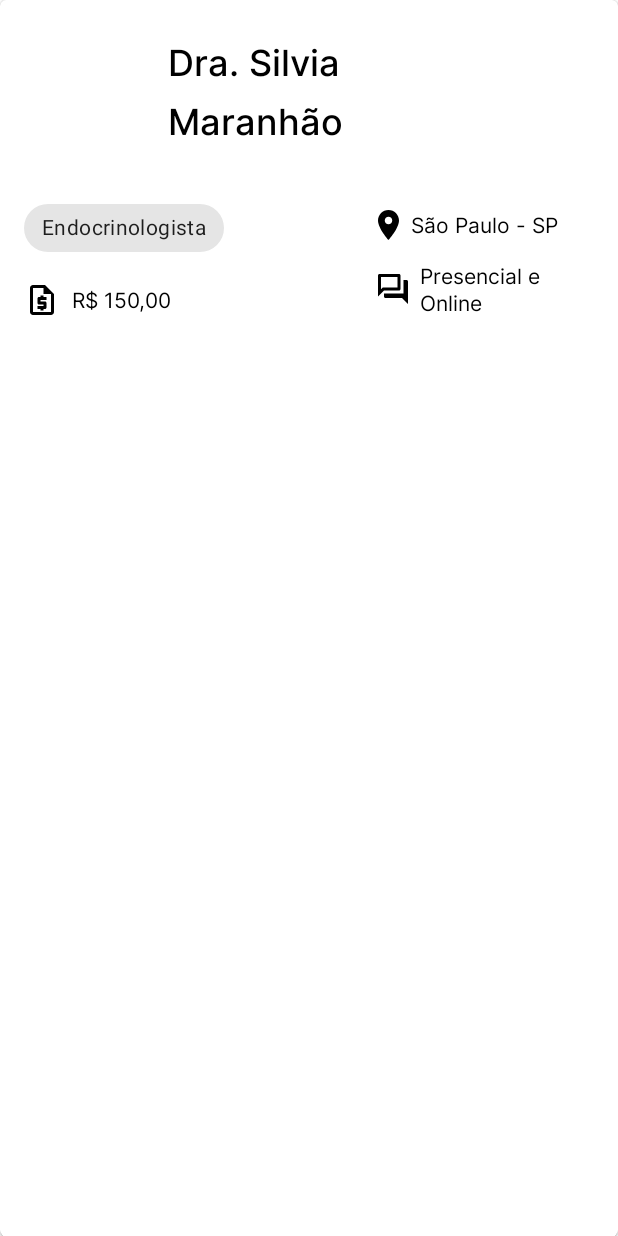
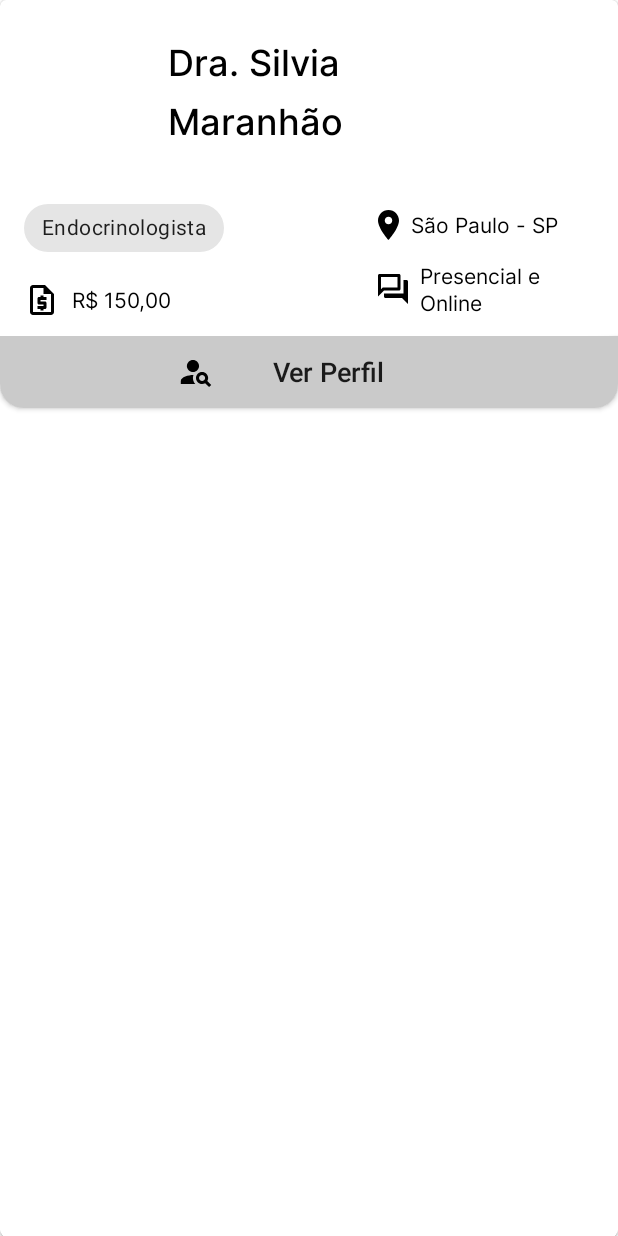
Before and after one commit to Time-07/app-android, an Android app: the layout items_cardview.xml on its own in the app's theme, with its tools: preview values and no code run, on a phone screen of 412 x 824 dp. Run offline under Robolectric (Android 15) with nearby library versions, the phone set to English and light mode, and no system bars.

Commit message:
adding button on cardview

```diff
--- /dev/null
+++ b/app/src/main/res/drawable/ic_baseline_person_search.xml
@@ -0,0 +1,12 @@
+<vector xmlns:android="http://schemas.android.com/apk/res/android"
+    android:width="25dp"
+    android:height="24dp"
+    android:viewportWidth="25"
+    android:viewportHeight="24">
+  <path
+      android:pathData="M10.5,12C12.7091,12 14.5,10.2091 14.5,8C14.5,5.7909 12.7091,4 10.5,4C8.2909,4 6.5,5.7909 6.5,8C6.5,10.2091 8.2909,12 10.5,12Z"
+      android:fillColor="#000000"/>
+  <path
+      android:pathData="M10.85,14.01C8.12,13.91 2.5,15.27 2.5,18V20H12.04C9.57,17.24 10.81,14.11 10.85,14.01ZM19.93,18.02C20.29,17.43 20.5,16.74 20.5,16C20.5,13.79 18.71,12 16.5,12C14.29,12 12.5,13.79 12.5,16C12.5,18.21 14.29,20 16.5,20C17.24,20 17.93,19.78 18.52,19.43L21.09,22L22.5,20.59L19.93,18.02ZM16.5,18C15.4,18 14.5,17.1 14.5,16C14.5,14.9 15.4,14 16.5,14C17.6,14 18.5,14.9 18.5,16C18.5,17.1 17.6,18 16.5,18Z"
+      android:fillColor="#000000"/>
+</vector>
--- /dev/null
+++ b/app/src/main/res/drawable/see_profile_button_background.xml
@@ -0,0 +1,11 @@
+<?xml version="1.0" encoding="utf-8"?>
+<selector xmlns:android="http://schemas.android.com/apk/res/android">
+
+    <item>
+        <shape android:shape="rectangle">
+            <solid android:color="#CACACA"/>
+            <corners android:bottomRightRadius="16dp" android:bottomLeftRadius="16dp"/>
+        </shape>
+    </item>
+
+</selector>
--- a/app/src/main/res/layout/items_cardview.xml
+++ b/app/src/main/res/layout/items_cardview.xml
@@ -99,6 +99,22 @@
             app:layout_constraintTop_toTopOf="parent"
             tools:text="Dra. Silvia\nMaranhão" />
 
+        <androidx.appcompat.widget.AppCompatButton
+            android:id="@+id/seeProfileButton"
+            android:layout_width="0dp"
+            android:layout_height="wrap_content"
+            android:background="@drawable/see_profile_button_background"
+            android:drawableStart="@drawable/ic_baseline_person_search"
+            android:paddingStart="118dp"
+            android:paddingEnd="118dp"
+            android:layout_marginTop="128dp"
+            android:textSize="18sp"
+            android:text="@string/see_profile_string"
+            android:textAllCaps="false"
+            app:layout_constraintTop_toBottomOf="@id/profileImg"
+            app:layout_constraintStart_toStartOf="@id/guidelineBeginCardView"
+            app:layout_constraintEnd_toEndOf="@id/guidelineEndCardView"/>
+
 
         <androidx.constraintlayout.widget.Guideline
             android:id="@+id/guidelineBeginCardView"
--- a/app/src/main/res/values/colors.xml
+++ b/app/src/main/res/values/colors.xml
@@ -8,7 +8,7 @@
     <color name="teal_700">#FF018786</color>
     <color name="black">#FF000000</color>
     <color name="white">#FFFFFFFF</color>
-    <color name="color_sing_up_hint">#6F6F6F</color>
+    <color name="light_grey_hint_color">#6F6F6F</color>
     <color name="transparent">#00FFFFFF</color>
     <color name="button_sing_up_grey_disable">#EBEBEB</color>
     <color name="button_string_sing_up_disable">#868686</color>
--- a/app/src/main/res/values/strings.xml
+++ b/app/src/main/res/values/strings.xml
@@ -60,5 +60,6 @@
     <string name="text_input_hint_menu_gender">identidade de gênero</string>
     <string name="text_view_hint_filter_menu">Qualquer</string>
     <string name="search_text_btn">Pesquisar</string>
+    <string name="see_profile_string">Ver Perfil</string>
 
 </resources>
```
Also changed, not shown: app/src/main/res/values/styles.xml (+7 -7 lines).
